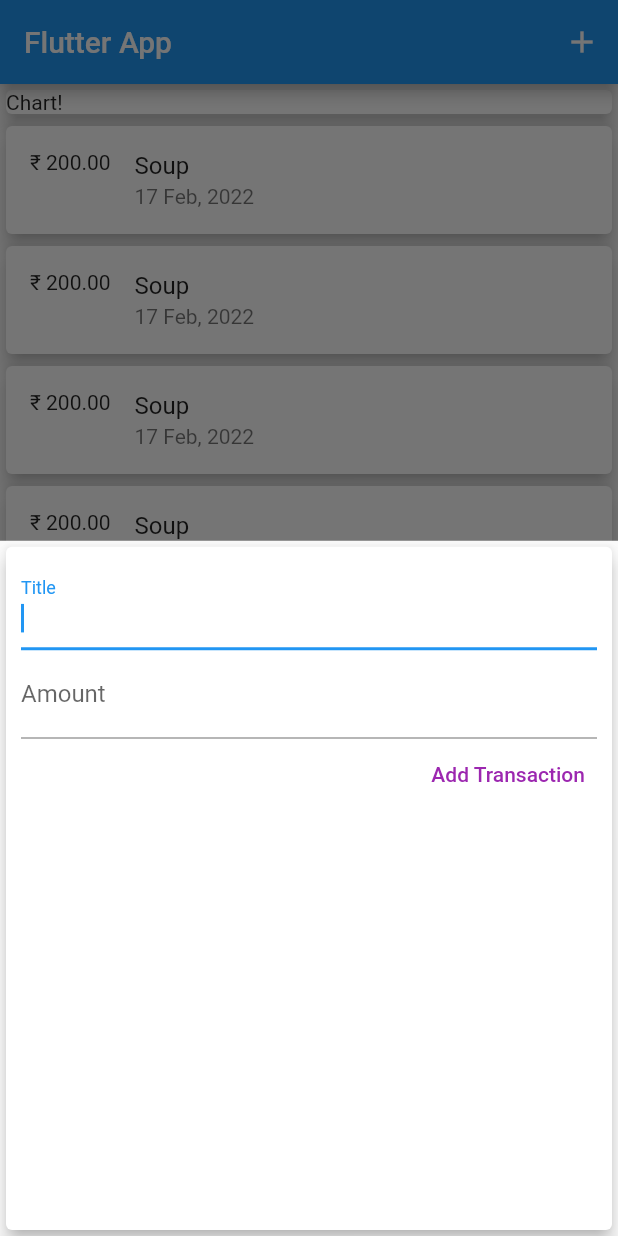
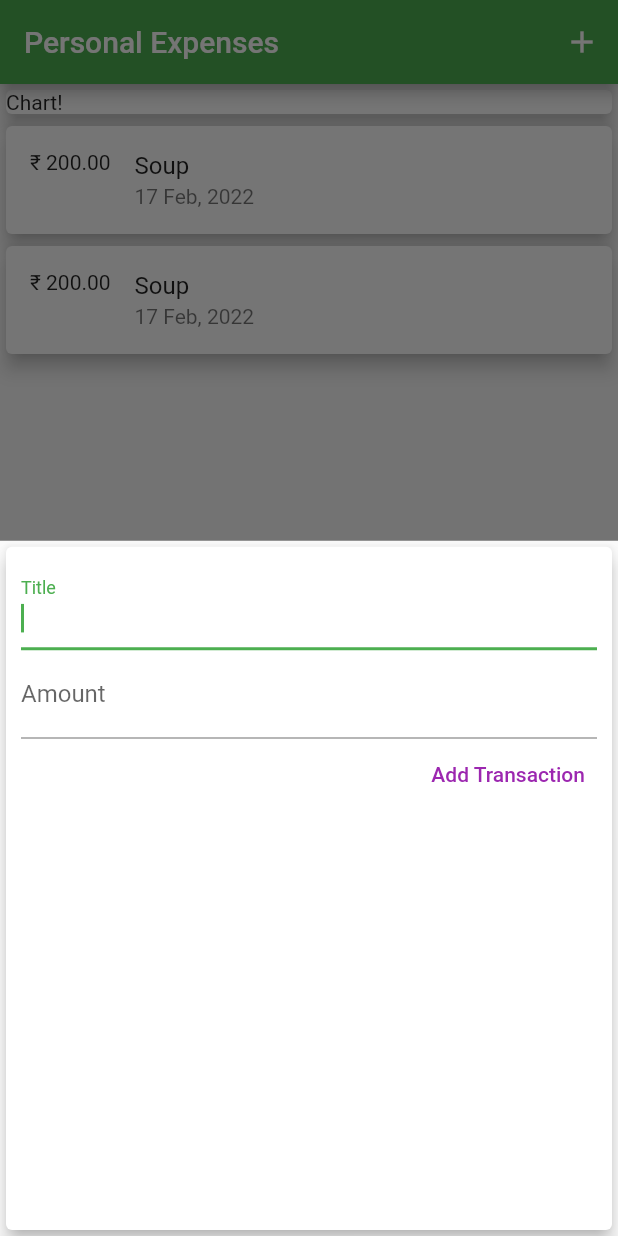
Before and after one commit to ranjeetrocky/fluttermax_expence_tracker, a Flutter app: the screen it shows after launch, after a tap on the "add" icon, on a phone screen of 412 x 824 dp. Run offline on Flutter 3.47's test engine with Material 2 defaults, Android fonts, the phone set to English and light mode, and no system bars.

Commit message:
added theming

```diff
--- a/lib/main.dart
+++ b/lib/main.dart
@@ -15,10 +15,10 @@
   @override
   Widget build(BuildContext context) {
     return MaterialApp(
-      title: 'Flutter Demo',
+      title: 'Personal Expenses',
       debugShowCheckedModeBanner: false,
       theme: ThemeData(
-        primarySwatch: Colors.blue,
+        primarySwatch: Colors.green,
       ),
       home: MyHomePage(),
     );
@@ -46,72 +46,72 @@
       amount: 200,
       date: DateTime.now(),
     ),
-    Transaction(
-      id: "t1",
-      title: "Soup",
-      amount: 200,
-      date: DateTime.now(),
-    ),
-    Transaction(
-      id: "t1",
-      title: "Soup",
-      amount: 200,
-      date: DateTime.now(),
-    ),
-    Transaction(
-      id: "t1",
-      title: "Soup",
-      amount: 200,
-      date: DateTime.now(),
-    ),
-    Transaction(
-      id: "t1",
-      title: "Soup",
-      amount: 200,
-      date: DateTime.now(),
-    ),
-    Transaction(
-      id: "t1",
-      title: "Soup",
-      amount: 200,
-      date: DateTime.now(),
-    ),
-    Transaction(
-      id: "t1",
-      title: "Soup",
-      amount: 200,
-      date: DateTime.now(),
-    ),
-    Transaction(
-      id: "t1",
-      title: "Soup",
-      amount: 200,
-      date: DateTime.now(),
-    ),
-    Transaction(
-      id: "t1",
-      title: "Soup",
-      amount: 200,
-      date: DateTime.now(),
-    ),
-    Transaction(
-      id: "t1",
-      title: "Soup",
-      amount: 200,
-      date: DateTime.now(),
-    ),
-    Transaction(
-      id: "t1",
-      title: "Soup",
-      amount: 200,
-      date: DateTime.now(),
-    ),
-    Transaction(
-      id: "t1",
-      title: "Soup",
-      amount: 200,
-      date: DateTime.now(),
-    )
+    // Transaction(
+    //   id: "t1",
+    //   title: "Soup",
+    //   amount: 200,
+    //   date: DateTime.now(),
+    // ),
+    // Transaction(
+    //   id: "t1",
+    //   title: "Soup",
+    //   amount: 200,
+    //   date: DateTime.now(),
+    // ),
+    // Transaction(
+    //   id: "t1",
+    //   title: "Soup",
+    //   amount: 200,
+    //   date: DateTime.now(),
+    // ),
+    // Transaction(
+    //   id: "t1",
+    //   title: "Soup",
+    //   amount: 200,
+    //   date: DateTime.now(),
+    // ),
+    // Transaction(
+    //   id: "t1",
+    //   title: "Soup",
+    //   amount: 200,
+    //   date: DateTime.now(),
+    // ),
+    // Transaction(
+    //   id: "t1",
+    //   title: "Soup",
+    //   amount: 200,
+    //   date: DateTime.now(),
+    // ),
+    // Transaction(
+    //   id: "t1",
+    //   title: "Soup",
+    //   amount: 200,
+    //   date: DateTime.now(),
+    // ),
+    // Transaction(
+    //   id: "t1",
+    //   title: "Soup",
+    //   amount: 200,
+    //   date: DateTime.now(),
+    // ),
+    // Transaction(
+    //   id: "t1",
+    //   title: "Soup",
+    //   amount: 200,
+    //   date: DateTime.now(),
+    // ),
+    // Transaction(
+    //   id: "t1",
+    //   title: "Soup",
+    //   amount: 200,
+    //   date: DateTime.now(),
+    // ),
+    // Transaction(
+    //   id: "t1",
+    //   title: "Soup",
+    //   amount: 200,
+    //   date: DateTime.now(),
+    // )
   ];
 
   void _addNewTransaction({required String title, required double amount}) {
@@ -137,7 +137,7 @@
   Widget build(BuildContext context) {
     return Scaffold(
       appBar: AppBar(
-        title: const Text("Flutter App"),
+        title: const Text("Personal Expenses"),
         actions: [
           IconButton(
               onPressed: () => _showAddModal(context), icon: Icon(Icons.add))
--- a/lib/widgets/new_transaction.dart
+++ b/lib/widgets/new_transaction.dart
@@ -1,20 +1,29 @@
 import 'package:flutter/material.dart';
 
-class NewTransaction extends StatelessWidget {
+class NewTransaction extends StatefulWidget {
+  final Function addTx;
+  NewTransaction({Key? key, required this.addTx}) : super(key: key);
+
+  @override
+  State<NewTransaction> createState() => _NewTransactionState();
+}
+
+class _NewTransactionState extends State<NewTransaction> {
   // String? titleInput, amountInput;
   final titleController = TextEditingController();
+
   final amountController = TextEditingController();
-  final Function addTx;
-  NewTransaction({Key? key, required this.addTx}) : super(key: key);
+
   void submitData() {
     if (titleController.text.isEmpty ||
         double.parse(amountController.text) <= 0) {
       return;
     }
-    addTx(
+    widget.addTx(
       title: titleController.text,
       amount: double.parse(amountController.text),
     );
+    Navigator.of(context).pop();
   }
 
   @override
```
